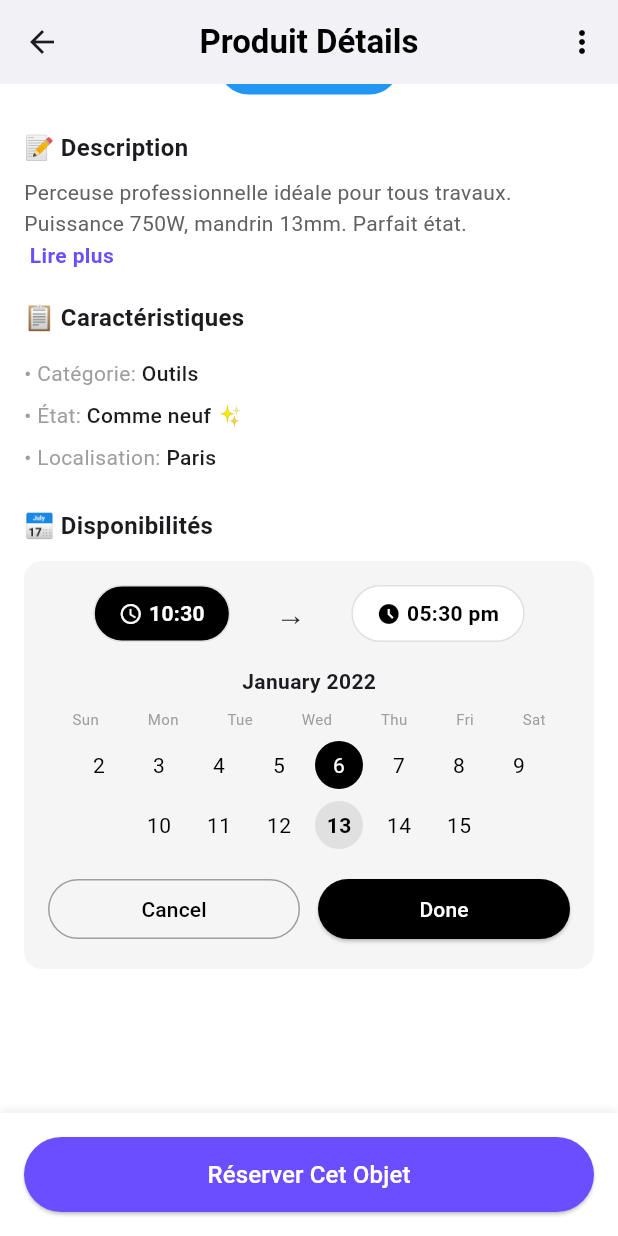
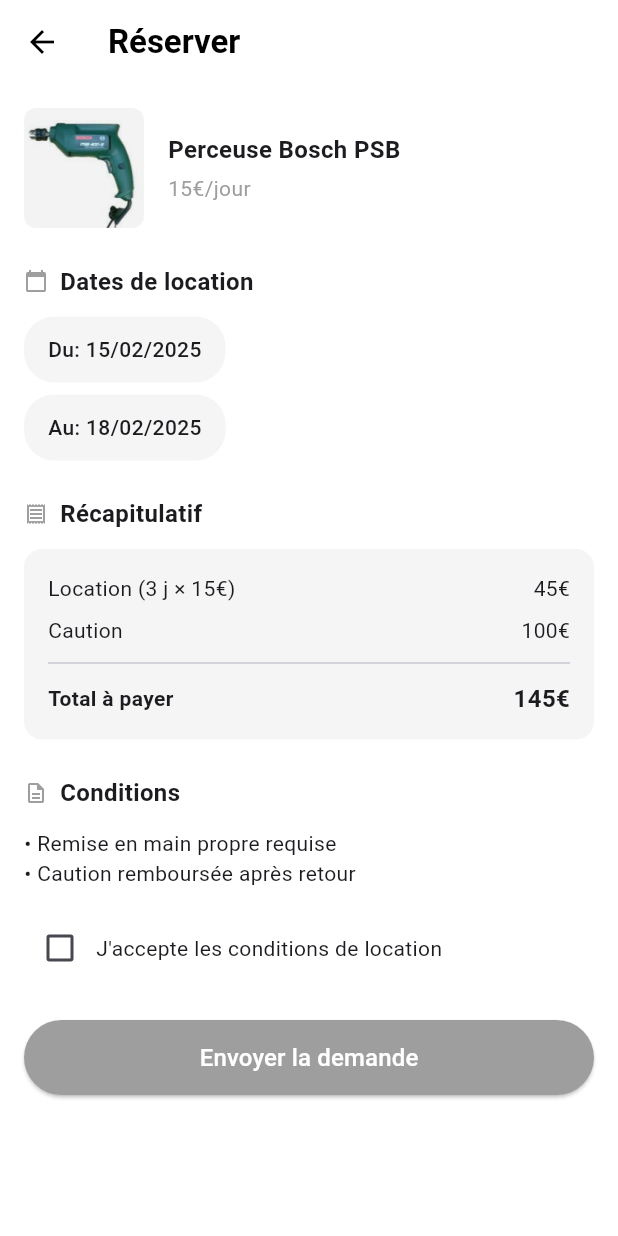
Before and after one commit to montassar2002/devmob-echange, a Flutter app: the ItemDetailPage screen opened directly with sample values from the repository, scrolled down 435 dp, after a tap on "Réserver Cet Objet", on a phone screen of 412 x 824 dp. Run offline on Flutter 3.47's test engine with Material 3 defaults, Android fonts, the phone set to English and light mode, and no system bars; our stand-ins replace firebase_core; accounts and stored records are empty.

Commit message:
feat(reservation): add reservation page with date picker and price calculation

```diff
--- a/lib/views/item/item_detail_page.dart
+++ b/lib/views/item/item_detail_page.dart
@@ -1,6 +1,8 @@
 import 'package:flutter/material.dart';
 import '../../models/item.dart';
 import '../../widgets/custom_button.dart';
+import '../reservation/reservation_page.dart';
+
 
 class ItemDetailPage extends StatefulWidget {
   final Item item;
@@ -265,7 +267,13 @@
           text: 'Réserver Cet Objet',
           onPressed: () {
             // TODO: Navigation vers réservation
-          },
+            Navigator.push(
+             context,
+             MaterialPageRoute(
+        builder: (context) => ReservationPage(item: widget.item),
+             )
+            );
+          }
         ),
       ),
     );
--- /dev/null
+++ b/lib/views/reservation/reservation_page.dart
@@ -0,0 +1,303 @@
+import 'package:flutter/material.dart';
+import '../../models/item.dart';
+import '../../widgets/custom_button.dart';
+
+class ReservationPage extends StatefulWidget {
+  final Item item;
+
+  const ReservationPage({
+    super.key,
+    required this.item,
+  });
+
+  @override
+  State<ReservationPage> createState() => _ReservationPageState();
+}
+
+class _ReservationPageState extends State<ReservationPage> {
+  DateTime startDate = DateTime(2025, 2, 15);
+  DateTime endDate = DateTime(2025, 2, 18);
+  bool acceptConditions = false;
+
+  int get numberOfDays {
+    return endDate.difference(startDate).inDays;
+  }
+
+  double get totalLocation {
+    return numberOfDays * widget.item.price;
+  }
+
+  double get caution {
+    return 100.0; // Caution fixe
+  }
+
+  double get total {
+    return totalLocation + caution;
+  }
+
+  Future<void> _selectDate(bool isStart) async {
+    final DateTime? picked = await showDatePicker(
+      context: context,
+      initialDate: isStart ? startDate : endDate,
+      firstDate: DateTime.now(),
+      lastDate: DateTime(2026),
+    );
+    if (picked != null) {
+      setState(() {
+        if (isStart) {
+          startDate = picked;
+          if (startDate.isAfter(endDate)) {
+            endDate = startDate.add(Duration(days: 1));
+          }
+        } else {
+          endDate = picked;
+        }
+      });
+    }
+  }
+
+  @override
+  Widget build(BuildContext context) {
+    return Scaffold(
+      backgroundColor: Colors.white,
+      appBar: AppBar(
+        backgroundColor: Colors.white,
+        elevation: 0,
+        leading: IconButton(
+          icon: Icon(Icons.arrow_back, color: Colors.black),
+          onPressed: () => Navigator.pop(context),
+        ),
+        title: Text(
+          'Réserver',
+          style: TextStyle(
+            color: Colors.black,
+            fontWeight: FontWeight.bold,
+          ),
+        ),
+      ),
+      body: SingleChildScrollView(
+        padding: EdgeInsets.all(16),
+        child: Column(
+          crossAxisAlignment: CrossAxisAlignment.start,
+          children: [
+            // Objet sélectionné
+            Row(
+              children: [
+                ClipRRect(
+                  borderRadius: BorderRadius.circular(8),
+                  child: Image.asset(
+                    widget.item.image,
+                    width: 80,
+                    height: 80,
+                    fit: BoxFit.cover,
+                  ),
+                ),
+                SizedBox(width: 16),
+                Expanded(
+                  child: Column(
+                    crossAxisAlignment: CrossAxisAlignment.start,
+                    children: [
+                      Text(
+                        widget.item.title,
+                        style: TextStyle(
+                          fontSize: 16,
+                          fontWeight: FontWeight.bold,
+                        ),
+                      ),
+                      SizedBox(height: 4),
+                      Text(
+                        '${widget.item.price.toStringAsFixed(0)}€/jour',
+                        style: TextStyle(
+                          color: Colors.grey,
+                        ),
+                      ),
+                    ],
+                  ),
+                ),
+              ],
+            ),
+            SizedBox(height: 24),
+
+            // Dates de location
+            Row(
+              children: [
+                Icon(Icons.calendar_today, size: 16, color: Colors.grey),
+                SizedBox(width: 8),
+                Text(
+                  'Dates de location',
+                  style: TextStyle(
+                    fontSize: 16,
+                    fontWeight: FontWeight.bold,
+                  ),
+                ),
+              ],
+            ),
+            SizedBox(height: 12),
+            // Date début
+            GestureDetector(
+              onTap: () => _selectDate(true),
+              child: Container(
+                padding: EdgeInsets.symmetric(horizontal: 16, vertical: 12),
+                decoration: BoxDecoration(
+                  color: Colors.grey.shade100,
+                  borderRadius: BorderRadius.circular(20),
+                ),
+                child: Row(
+                  mainAxisSize: MainAxisSize.min,
+                  children: [
+                    Text(
+                      'Du: ${_formatDate(startDate)}',
+                      style: TextStyle(fontWeight: FontWeight.w500),
+                    ),
+                  ],
+                ),
+              ),
+            ),
+            SizedBox(height: 8),
+            // Date fin
+            GestureDetector(
+              onTap: () => _selectDate(false),
+              child: Container(
+                padding: EdgeInsets.symmetric(horizontal: 16, vertical: 12),
+                decoration: BoxDecoration(
+                  color: Colors.grey.shade100,
+                  borderRadius: BorderRadius.circular(20),
+                ),
+                child: Row(
+                  mainAxisSize: MainAxisSize.min,
+                  children: [
+                    Text(
+                      'Au: ${_formatDate(endDate)}',
+                      style: TextStyle(fontWeight: FontWeight.w500),
+                    ),
+                  ],
+                ),
+              ),
+            ),
+            SizedBox(height: 24),
+
+            // Récapitulatif
+            Row(
+              children: [
+                Icon(Icons.receipt_outlined, size: 16, color: Colors.grey),
+                SizedBox(width: 8),
+                Text(
+                  'Récapitulatif',
+                  style: TextStyle(
+                    fontSize: 16,
+                    fontWeight: FontWeight.bold,
+                  ),
+                ),
+              ],
+            ),
+            SizedBox(height: 12),
+            Container(
+              padding: EdgeInsets.all(16),
+              decoration: BoxDecoration(
+                color: Colors.grey.shade100,
+                borderRadius: BorderRadius.circular(12),
+              ),
+              child: Column(
+                children: [
+                  Row(
+                    mainAxisAlignment: MainAxisAlignment.spaceBetween,
+                    children: [
+                      Text('Location ($numberOfDays j × ${widget.item.price.toStringAsFixed(0)}€)'),
+                      Text('${totalLocation.toStringAsFixed(0)}€'),
+                    ],
+                  ),
+                  SizedBox(height: 8),
+                  Row(
+                    mainAxisAlignment: MainAxisAlignment.spaceBetween,
+                    children: [
+                      Text('Caution'),
+                      Text('${caution.toStringAsFixed(0)}€'),
+                    ],
+                  ),
+                  Divider(height: 24),
+                  Row(
+                    mainAxisAlignment: MainAxisAlignment.spaceBetween,
+                    children: [
+                      Text(
+                        'Total à payer',
+                        style: TextStyle(fontWeight: FontWeight.bold),
+                      ),
+                      Text(
+                        '${total.toStringAsFixed(0)}€',
+                        style: TextStyle(
+                          fontWeight: FontWeight.bold,
+                          fontSize: 16,
+                        ),
+                      ),
+                    ],
+                  ),
+                ],
+              ),
+            ),
+            SizedBox(height: 24),
+
+            // Conditions
+            Row(
+              children: [
+                Icon(Icons.description_outlined, size: 16, color: Colors.grey),
+                SizedBox(width: 8),
+                Text(
+                  'Conditions',
+                  style: TextStyle(
+                    fontSize: 16,
+                    fontWeight: FontWeight.bold,
+                  ),
+                ),
+              ],
+            ),
+            SizedBox(height: 12),
+            Text('• Remise en main propre requise'),
+            Text('• Caution remboursée après retour'),
+            SizedBox(height: 16),
+            Row(
+              children: [
+                Checkbox(
+                  value: acceptConditions,
+                  onChanged: (value) {
+                    setState(() {
+                      acceptConditions = value ?? false;
+                    });
+                  },
+                  activeColor: Color(0xFF6B4EFF),
+                ),
+                Expanded(
+                  child: Text(
+                    'J\'accepte les conditions de location',
+                    style: TextStyle(fontSize: 14),
+                  ),
+                ),
+              ],
+            ),
+            SizedBox(height: 24),
+
+            // Bouton Envoyer
+            CustomButton(
+              text: 'Envoyer la demande',
+              onPressed: acceptConditions
+                  ? () {
+                      // TODO: Envoyer la demande de réservation
+                      ScaffoldMessenger.of(context).showSnackBar(
+                        SnackBar(
+                          content: Text('Demande envoyée !'),
+                          backgroundColor: Colors.green,
+                        ),
+                      );
+                    }
+                  : () {}, // Désactivé si conditions non acceptées
+              backgroundColor: acceptConditions ? Color(0xFF2196F3) : Colors.grey,
+            ),
+          ],
+        ),
+      ),
+    );
+  }
+
+  String _formatDate(DateTime date) {
+    return '${date.day.toString().padLeft(2, '0')}/${date.month.toString().padLeft(2, '0')}/${date.year}';
+  }
+}
```
